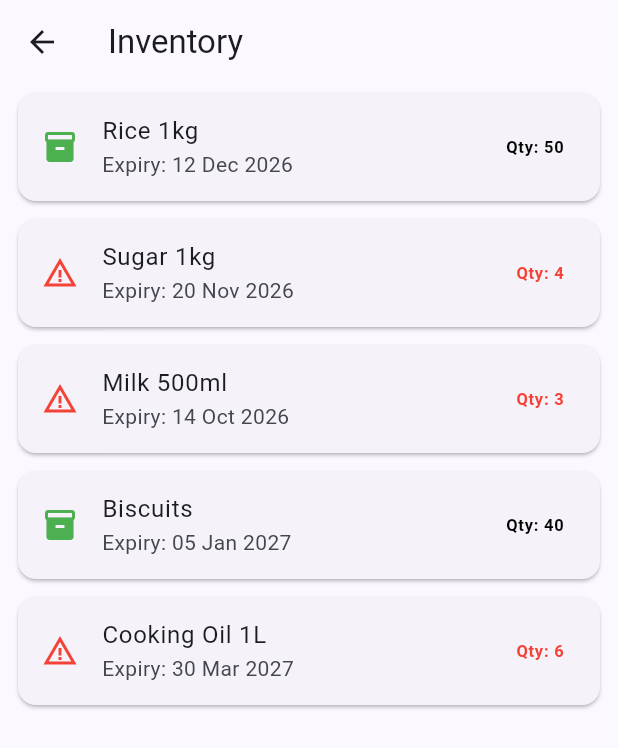
After one commit to Vishalini-066/smart_business_app, a Flutter app: the screen it shows after launch, in the side drawer, after a tap on "Inventory", on a phone screen of 412 x 824 dp. The commit adds this screen. Shown: the top 748 px of the screen. Run offline on Flutter 3.47's test engine with Material 3 defaults, Android fonts, the phone set to English and light mode, and no system bars.

Commit message:
Add Inventory screen with low stock alerts

```diff
--- /dev/null
+++ b/lib/inventory_screen.dart
@@ -0,0 +1,45 @@
+import 'package:flutter/material.dart';
+
+class InventoryScreen extends StatelessWidget {
+  const InventoryScreen({super.key});
+
+  final List<Map<String, dynamic>> items = const [
+    {'name': 'Rice 1kg', 'qty': 50, 'expiry': '12 Dec 2026'},
+    {'name': 'Sugar 1kg', 'qty': 4, 'expiry': '20 Nov 2026'},
+    {'name': 'Milk 500ml', 'qty': 3, 'expiry': '14 Oct 2026'},
+    {'name': 'Biscuits', 'qty': 40, 'expiry': '05 Jan 2027'},
+    {'name': 'Cooking Oil 1L', 'qty': 6, 'expiry': '30 Mar 2027'},
+  ];
+
+  @override
+  Widget build(BuildContext context) {
+    return Scaffold(
+      appBar: AppBar(title: const Text('Inventory')),
+      body: ListView.builder(
+        itemCount: items.length,
+        itemBuilder: (context, index) {
+          final item = items[index];
+          final bool low = item['qty'] < 10;
+          return Card(
+            margin: const EdgeInsets.symmetric(horizontal: 12, vertical: 6),
+            child: ListTile(
+              leading: Icon(
+                low ? Icons.warning_amber : Icons.inventory_2,
+                color: low ? Colors.red : Colors.green,
+              ),
+              title: Text(item['name']),
+              subtitle: Text('Expiry: ${item['expiry']}'),
+              trailing: Text(
+                'Qty: ${item['qty']}',
+                style: TextStyle(
+                  fontWeight: FontWeight.bold,
+                  color: low ? Colors.red : Colors.black,
+                ),
+              ),
+            ),
+          );
+        },
+      ),
+    );
+  }
+}
--- a/lib/main.dart
+++ b/lib/main.dart
@@ -1,3 +1,4 @@
+import 'inventory_screen.dart';
 import 'dashboard_screen.dart';
 import 'package:flutter/material.dart';
 
@@ -34,12 +35,20 @@ class HomeScreen extends StatelessWidget {
       drawer: Drawer(
         child: ListView(
           padding: EdgeInsets.zero,
-          children: const [
+          children:[
             DrawerHeader(
               child: Text('Menu', style: TextStyle(fontSize: 24)),
             ),
             ListTile(title: Text('Dealers')),
-            ListTile(title: Text('Inventory')),
+            ListTile(
+  title: const Text('Inventory'),
+  onTap: () {
+    Navigator.push(
+      context,
+      MaterialPageRoute(builder: (context) => const InventoryScreen()),
+    );
+  },
+),
             ListTile(title: Text('Sales')),
             ListTile(title: Text('Workers')),
           ],
```
